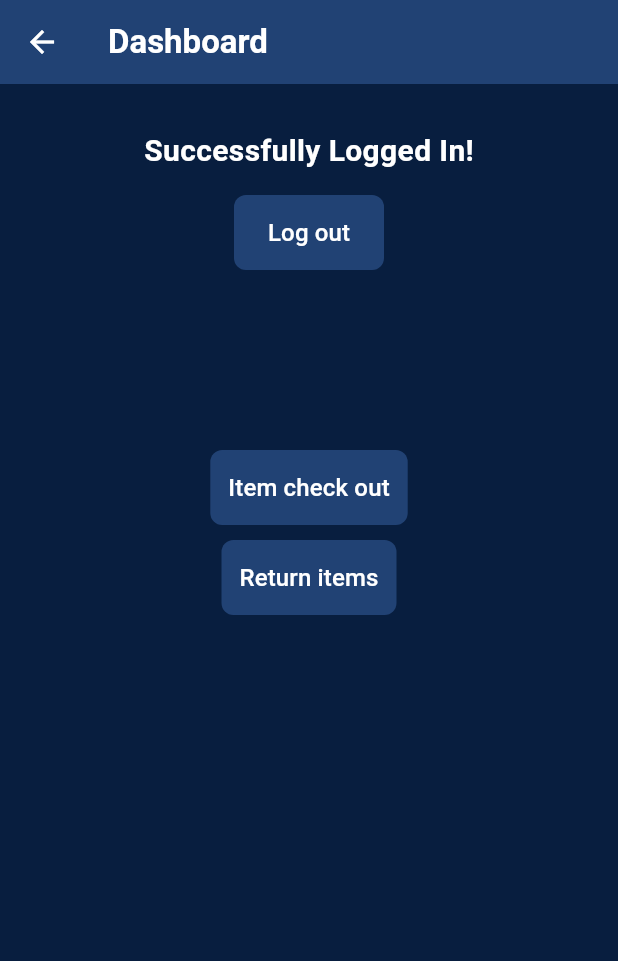
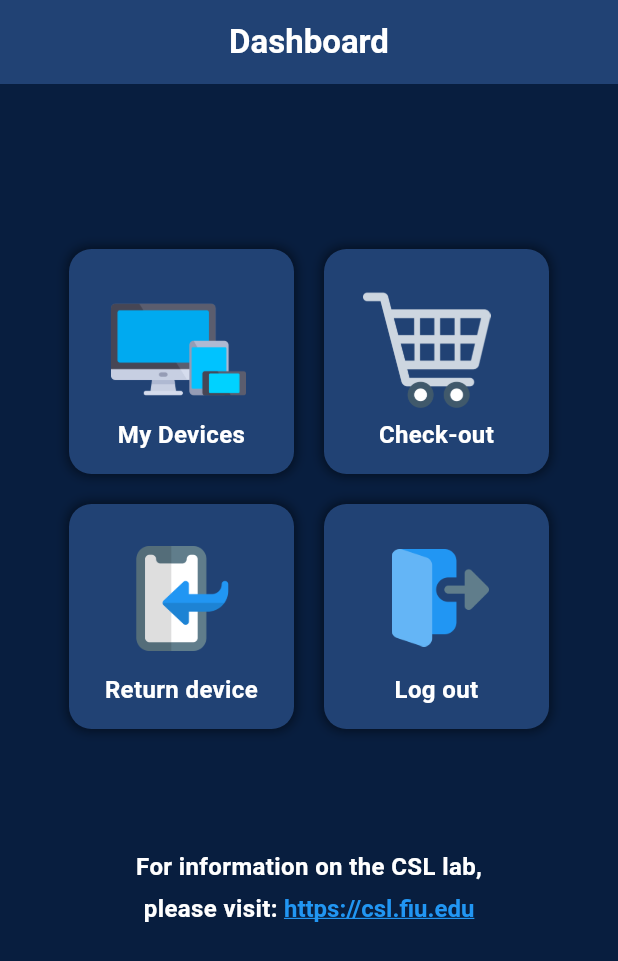
Before and after one commit to alec0322/fiu_csl_checkin, a Flutter app: the Dashboard screen opened directly, on a phone screen of 412 x 824 dp. Shown: the top 961 px of the screen. Run offline on Flutter 3.47's test engine with Material 3 defaults, Android fonts, the phone set to English and light mode, and no system bars; our stand-ins replace parse_server_sdk, parse_server_sdk_flutter; missing offline and left inert: qr_code_scanner.

Commit message:
Refactored India's dashboard implementation

```diff
--- a/lib/QR_Scanner.dart
+++ b/lib/QR_Scanner.dart
@@ -23,7 +23,7 @@ class _QRScannerScreenState extends State<QRScannerScreen> {
       backgroundColor: const Color.fromARGB(255, 8, 30, 63),
       appBar: AppBar(
         title: Text(
-          'Scan an item...',
+          'Scan a device...',
           style: TextStyle(color: Colors.white, fontWeight: FontWeight.bold)
         ),
         leading: IconButton(
--- a/lib/dashboard.dart
+++ b/lib/dashboard.dart
@@ -5,12 +5,14 @@ import 'package:flutter/material.dart';
 import 'login.dart';
 import 'qr_scanner.dart';
 import 'widgets.dart';
+import 'Confirmation_Screen.dart';
 
 class Dashboard extends StatelessWidget {
   const Dashboard({Key? key}) : super(key: key);
 
   @override
   Widget build(BuildContext context) {
+
     return Scaffold(
       resizeToAvoidBottomInset: false,
       appBar: AppBar(
@@ -18,13 +20,8 @@ class Dashboard extends StatelessWidget {
           'Dashboard',
           style: TextStyle(color: Colors.white, fontWeight: FontWeight.bold),
         ),
-        leading: IconButton(
-          icon: Icon(Icons.arrow_back),
-          onPressed: () {
-            Navigator.of(context).pushReplacement(MaterialPageRoute(builder: (context) => LoginPage()));
-          },
-        ),
-        iconTheme: const IconThemeData(color: Colors.white),
+        centerTitle: true,
+        automaticallyImplyLeading: false,
         backgroundColor: const Color.fromARGB(255, 33, 66, 116),
       ),
       backgroundColor: const Color.fromARGB(255, 8, 30, 63),
@@ -33,40 +30,87 @@ class Dashboard extends StatelessWidget {
           child: Column(
             mainAxisAlignment: MainAxisAlignment.center,
             children: [
-              const SizedBox(height: 30),
-              const Text(
-                'Successfully Logged In!',
+              const SizedBox(height: 110),
+              Row(
+                mainAxisAlignment: MainAxisAlignment.center,
+                children: [
+                  CustomInkWell(
+                    text: 'My Devices',
+                    height: 150,
+                    width: 150,
+                    imgPath: 'assets/devices.png',
+                    imgSize: 90,
+                    topPadding: 7,
+                    leftPadding: 13,
+                    pageRoute: ConfirmationPage(scannedData: '')
+                  ),
+                  const SizedBox(width: 20),
+                  CustomInkWell(
+                    text: 'Check-out',
+                    height: 150,
+                    width: 150,
+                    imgPath: 'assets/cart.png',
+                    imgSize: 85,
+                    topPadding: 10,
+                    leftPadding: 11,
+                    pageRoute: QRScannerScreen()
+                  ),
+                ],
+              ),
+              SizedBox(height: 20),
+              Row(
+                mainAxisAlignment: MainAxisAlignment.center,
+                children: [
+                  CustomInkWell(
+                    text: 'Return device',
+                    height: 150,
+                    width: 150,
+                    imgPath: 'assets/undo.png',
+                    imgSize: 70,
+                    topPadding: 13,
+                    leftPadding: 27,
+                    pageRoute: QRScannerScreen()
+                  ),
+                  const SizedBox(width: 20),
+                  CustomInkWell(
+                    text: 'Log out',
+                    height: 150,
+                    width: 150,
+                    imgPath: 'assets/logout.png',
+                    imgSize: 65,
+                    topPadding: 15,
+                    leftPadding: 30,
+                    pageRoute: LoginPage()
+                  ),
+                ],
+              ),
+              SizedBox(height: 80),
+              Text(
+                'For information on the CSL lab,',
                 style: TextStyle(
                   color: Colors.white,
-                  fontSize: 20.0,
+                  fontSize: 16,
                   fontWeight: FontWeight.bold,
                 ),
               ),
-              const SizedBox(height: 15),
-              CustomTextButton(
-                text: 'Log out',
-                onPressed: () {
-                  Navigator.of(context).push(MaterialPageRoute(builder: (context) => const LoginPage()));
-                },
-                pageRoute: const LoginPage(),
+              SizedBox(height: 5),
+              Row(
+                mainAxisAlignment: MainAxisAlignment.center,
+                children: [
+                  Text(
+                    'please visit: ',
+                    style: TextStyle(
+                      color: Colors.white,
+                      fontSize: 16,
+                      fontWeight: FontWeight.bold,
+                    ),
+                  ),
+                  HyperlinkText(
+                    text: 'https://csl.fiu.edu',
+                    url: 'https://csl.fiu.edu',
+                  )
+                ],
               ),
-              const SizedBox(height: 120),
-              CustomTextButton(
-                text: 'Item check out',
-                onPressed: () {
-                  Navigator.of(context).push(MaterialPageRoute(builder: (context) => QRScannerScreen()));
-                },
-                pageRoute: QRScannerScreen(),
-              ),
-              const SizedBox(height: 10),
-              CustomTextButton(
-                text: 'Return items',
-                onPressed: () {
-                  Navigator.of(context).push(MaterialPageRoute(builder: (context) => QRScannerScreen()));
-                },
-                pageRoute: QRScannerScreen(),
-              ),
-              const SizedBox(height: 80),
             ],
           ),
         ),
--- a/lib/signup.dart
+++ b/lib/signup.dart
@@ -277,9 +277,6 @@ class _SignupPage extends State<SignupPage> {
             actions: <Widget>[
               CustomTextButton(
                 text: 'Log in',
-                onPressed: () {
-                  Navigator.of(context).push(MaterialPageRoute(builder: (context) => const LoginPage()));
-                },
                 pageRoute: const LoginPage(),
               )
             ],
--- a/lib/widgets.dart
+++ b/lib/widgets.dart
@@ -1,7 +1,120 @@
 // widgets.dart
 // File used to define reusable UI components, such as custom text fields.
 
+import 'package:flutter/gestures.dart';
 import 'package:flutter/material.dart';
+import 'package:url_launcher/url_launcher_string.dart';
+
+class HyperlinkText extends StatelessWidget {
+
+  final String text;
+  final String url;
+
+  const HyperlinkText({
+    Key? key,
+    required this.text,
+    required this.url,
+  }) : super(key: key);
+
+  @override
+  Widget build(BuildContext context) {
+    return RichText(
+      text: TextSpan(
+        children: [
+          TextSpan(
+            text: text,
+            style: TextStyle(
+              color: Colors.blue,
+              decoration: TextDecoration.underline,
+              fontSize: 16,
+              fontWeight: FontWeight.bold
+            ),
+            recognizer: TapGestureRecognizer()
+              ..onTap = () => launchUrlString(url)
+          )
+        ]
+      )
+    );
+  }
+}
+
+class CustomInkWell extends StatelessWidget {
+
+  final String text;
+  final double height;
+  final double width;
+  final String imgPath;
+  final double imgSize;
+  final double? topPadding;
+  final double? leftPadding;
+  final Widget pageRoute;
+
+  const CustomInkWell({
+    Key? key,
+    required this.text,
+    required this.height,
+    required this.width,
+    required this.imgPath,
+    required this.imgSize,
+    this.topPadding,
+    this.leftPadding,
+    required this.pageRoute,
+  }) : super(key: key);
+
+  @override
+  Widget build(BuildContext context) {
+    return InkWell(
+      onTap: () {
+        Navigator.of(context).push(MaterialPageRoute(builder: (context) => pageRoute));
+      },
+      splashColor: Colors.transparent,
+      highlightColor: Colors.transparent,
+      child: Container(
+        height: height,
+        width: width,
+        padding: const EdgeInsets.all(15),
+        decoration: BoxDecoration(
+          borderRadius: BorderRadius.circular(15),
+          color: const Color.fromARGB(255, 33, 66, 116),
+          boxShadow: const [
+            BoxShadow(
+              color: Color.fromARGB(127, 0, 0, 0),
+              spreadRadius: 1,
+              blurRadius: 6,
+            ),
+          ],
+        ),
+        child: Stack(
+          fit: StackFit.loose,
+          children: [
+            Positioned(
+              top: topPadding ?? 5,
+              left: leftPadding ?? 15,
+              child: Image.asset(
+                imgPath,
+                width: imgSize,
+              ),
+            ),
+            Positioned(
+              bottom: 0,
+              left: 0,
+              right: 0,
+              child: Text(
+                text,
+                textAlign: TextAlign.center,
+                style: const TextStyle(
+                  color: Colors.white,
+                  fontSize: 16,
+                  fontWeight: FontWeight.bold,
+                ),
+              ),
+            ),
+          ],
+        ),
+      ),
+    );
+  }
+}
 
 class CustomTextField extends StatelessWidget {
 
@@ -49,7 +162,6 @@ class CustomTextField extends StatelessWidget {
 class CustomTextButton extends StatelessWidget {
 
   final String text;
-  final VoidCallback onPressed;
   final Widget pageRoute;
 
   // The button can optionally be attached to a list of controllers
@@ -58,7 +170,6 @@ class CustomTextButton extends StatelessWidget {
   const CustomTextButton({
     Key? key,
     required this.text,
-    required this.onPressed,
     required this.pageRoute,
     this.controllers,
   }) : super(key: key);
--- a/pubspec.yaml
+++ b/pubspec.yaml
@@ -12,6 +12,7 @@ dependencies:
     sdk: flutter
   cupertino_icons: ^1.0.2
   shared_preferences: ^2.0.12
+  url_launcher: ^6.0.9
 
 dev_dependencies:
   flutter_test:
@@ -24,5 +25,10 @@ dev_dependencies:
 # The following section is specific to Flutter packages.
 flutter:
   assets:
+    - assets/cart.png
+    - assets/cslLabLogo.png
+    - assets/devices.png
     - assets/fiu_roary.png
+    - assets/logout.png
+    - assets/undo.png
   uses-material-design: true
```
Also changed, not shown: lib/Confirmation_Screen.dart (+55 -12 lines), lib/login.dart (+9 -8 lines), lib/main.dart (+6 -7 lines), assets/cart.png (added), assets/cslLabLogo.png (added), assets/devices.png (added), assets/logout.png (added), assets/undo.png (added), pubspec.lock, 6 other files.
